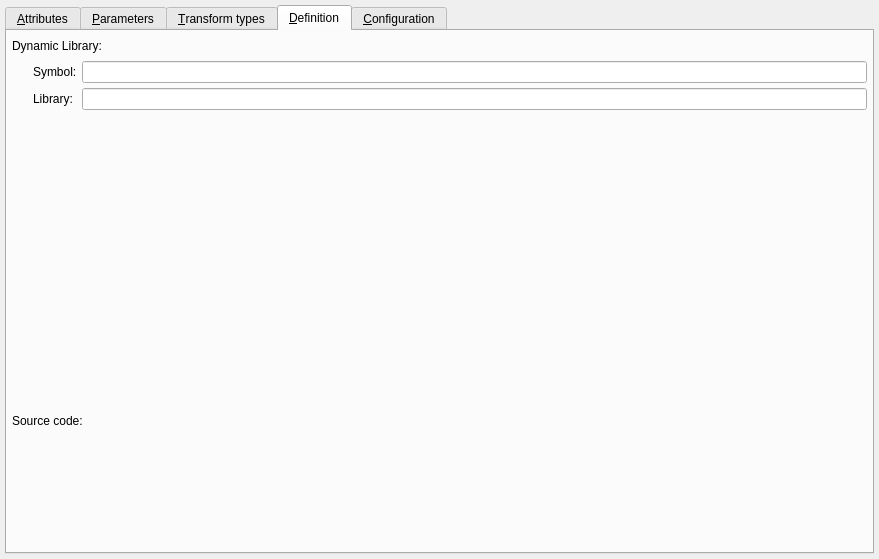
maniac787/pgmodeler, file libs/libgui/ui/dbobjects/basefunctionwidget.ui: the form before one commit.
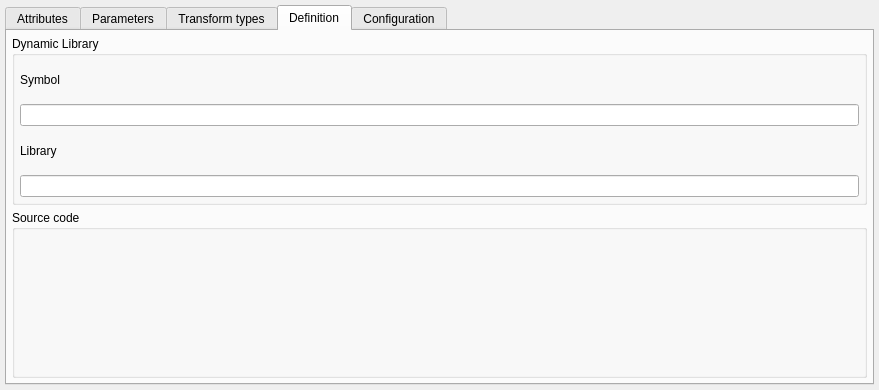
The form after the commit. The open tabs and pages were chosen to show the change. Icons and pictures are not drawn.

Diff of the .ui file:
```diff
--- a/libs/libgui/ui/dbobjects/basefunctionwidget.ui
+++ b/libs/libgui/ui/dbobjects/basefunctionwidget.ui
@@ -7,7 +7,7 @@
     <x>0</x>
     <y>0</y>
     <width>879</width>
-    <height>559</height>
+    <height>390</height>
    </rect>
   </property>
   <property name="sizePolicy">
@@ -67,7 +67,7 @@
         <normaloff>:/icons/icons/attribute.png</normaloff>:/icons/icons/attribute.png</iconset>
       </attribute>
       <attribute name="title">
-       <string>&amp;Attributes</string>
+       <string>Attributes</string>
       </attribute>
       <layout class="QVBoxLayout" name="attributes_vbox">
        <property name="spacing">
@@ -185,7 +185,7 @@
         <normaloff>:/icons/icons/parameter.png</normaloff>:/icons/icons/parameter.png</iconset>
       </attribute>
       <attribute name="title">
-       <string>&amp;Parameters</string>
+       <string>Parameters</string>
       </attribute>
      </widget>
      <widget class="QWidget" name="tab">
@@ -194,7 +194,7 @@
         <normaloff>:/icons/icons/usertype.png</normaloff>:/icons/icons/usertype.png</iconset>
       </attribute>
       <attribute name="title">
-       <string>&amp;Transform types</string>
+       <string>Transform types</string>
       </attribute>
      </widget>
      <widget class="QWidget" name="definition_tab">
@@ -203,7 +203,7 @@
         <normaloff>:/icons/icons/sourcecode.png</normaloff>:/icons/icons/sourcecode.png</iconset>
       </attribute>
       <attribute name="title">
-       <string>&amp;Definition</string>
+       <string>Definition</string>
       </attribute>
       <layout class="QGridLayout" name="gridLayout_4">
        <property name="leftMargin">
@@ -222,56 +222,32 @@
         <number>5</number>
        </property>
        <item row="0" column="0">
-        <widget class="QFrame" name="library_frm">
+        <widget class="QGroupBox" name="library_grp">
          <property name="sizePolicy">
           <sizepolicy hsizetype="Preferred" vsizetype="Expanding">
            <horstretch>0</horstretch>
            <verstretch>0</verstretch>
           </sizepolicy>
          </property>
-         <property name="frameShape">
-          <enum>QFrame::NoFrame</enum>
+         <property name="title">
+          <string>Dynamic Library</string>
          </property>
-         <property name="frameShadow">
-          <enum>QFrame::Raised</enum>
-         </property>
-         <layout class="QGridLayout" name="gridLayout_3">
+         <layout class="QVBoxLayout" name="verticalLayout_2">
           <property name="leftMargin">
-           <number>0</number>
+           <number>5</number>
           </property>
           <property name="topMargin">
-           <number>0</number>
+           <number>5</number>
           </property>
           <property name="rightMargin">
-           <number>0</number>
+           <number>5</number>
           </property>
           <property name="bottomMargin">
-           <number>0</number>
-          </property>
-          <property name="spacing">
            <number>5</number>
           </property>
-          <item row="0" column="0" colspan="3">
-           <widget class="QLabel" name="dy_library_lbl">
-            <property name="text">
-             <string>Dynamic Library:</string>
-            </property>
-           </widget>
-          </item>
-          <item row="0" column="3">
-           <spacer name="horizontalSpacer_3">
-            <property name="orientation">
-             <enum>Qt::Horizontal</enum>
-            </property>
-            <property name="sizeHint" stdset="0">
-             <size>
-              <width>450</width>
-              <height>20</height>
-             </size>
-            </property>
-           </spacer>
-          </item>
-          <item row="1" column="1">
+          <item>
+           <layout class="QVBoxLayout" name="symbol_lt">
+            <item>
            <widget class="QLabel" name="symbol_lbl">
             <property name="enabled">
              <bool>true</bool>
@@ -283,11 +259,11 @@
              </size>
             </property>
             <property name="text">
-             <string>Symbol:</string>
+               <string>Symbol</string>
             </property>
            </widget>
           </item>
-          <item row="1" column="2" colspan="2">
+            <item>
            <widget class="QLineEdit" name="symbol_edt">
             <property name="enabled">
              <bool>true</bool>
@@ -303,7 +279,11 @@
             </property>
            </widget>
           </item>
-          <item row="2" column="1">
+           </layout>
+          </item>
+          <item>
+           <layout class="QVBoxLayout" name="library_lt">
+            <item>
            <widget class="QLabel" name="library_lbl">
             <property name="enabled">
              <bool>true</bool>
@@ -315,11 +295,11 @@
              </size>
             </property>
             <property name="text">
-             <string>Library:</string>
+               <string>Library</string>
             </property>
            </widget>
           </item>
-          <item row="2" column="2" colspan="2">
+            <item>
            <widget class="QLineEdit" name="library_edt">
             <property name="enabled">
              <bool>true</bool>
@@ -335,84 +315,33 @@
             </property>
            </widget>
           </item>
-          <item row="3" column="2">
-           <spacer name="verticalSpacer">
-            <property name="orientation">
-             <enum>Qt::Vertical</enum>
-            </property>
-            <property name="sizeHint" stdset="0">
-             <size>
-              <width>20</width>
-              <height>40</height>
-             </size>
-            </property>
-           </spacer>
+           </layout>
           </item>
          </layout>
         </widget>
        </item>
        <item row="1" column="0">
-        <widget class="QFrame" name="source_code_frm">
+        <widget class="QGroupBox" name="source_code_grp">
          <property name="sizePolicy">
           <sizepolicy hsizetype="Preferred" vsizetype="Expanding">
            <horstretch>0</horstretch>
            <verstretch>0</verstretch>
           </sizepolicy>
          </property>
-         <property name="frameShape">
-          <enum>QFrame::NoFrame</enum>
+         <property name="title">
+          <string>Source code</string>
          </property>
-         <property name="frameShadow">
-          <enum>QFrame::Raised</enum>
-         </property>
-         <layout class="QGridLayout" name="gridLayout_2">
-          <property name="leftMargin">
-           <number>0</number>
-          </property>
-          <property name="topMargin">
-           <number>0</number>
-          </property>
-          <property name="rightMargin">
-           <number>0</number>
-          </property>
-          <property name="bottomMargin">
-           <number>0</number>
-          </property>
-          <property name="spacing">
-           <number>5</number>
-          </property>
-          <item row="0" column="0">
-           <widget class="QLabel" name="sourc_code_lbl">
-            <property name="text">
-             <string>Source code:</string>
-            </property>
-           </widget>
-          </item>
-          <item row="0" column="1">
-           <spacer name="horizontalSpacer">
-            <property name="orientation">
-             <enum>Qt::Horizontal</enum>
-            </property>
-            <property name="sizeHint" stdset="0">
-             <size>
-              <width>485</width>
-              <height>20</height>
-             </size>
-            </property>
-           </spacer>
-          </item>
-         </layout>
-        </widget>
-       </item>
-      </layout>
-     </widget>
-     <widget class="QWidget" name="tab_2">
+        </widget>
+       </item>
+      </layout>
+     </widget>
+     <widget class="QWidget" name="func_config_tab">
       <attribute name="icon">
        <iconset resource="../../res/resources.qrc">
         <normaloff>:/icons/icons/config.png</normaloff>:/icons/icons/config.png</iconset>
       </attribute>
       <attribute name="title">
-       <string>&amp;Configuration</string>
+       <string>Configuration</string>
       </attribute>
       <widget class="QFrame" name="hint_frm">
        <property name="geometry">
```
Left out of the diff: 177 changed lines with no effect on the pictures. Lines whose indentation alone changed are shown as unchanged.
